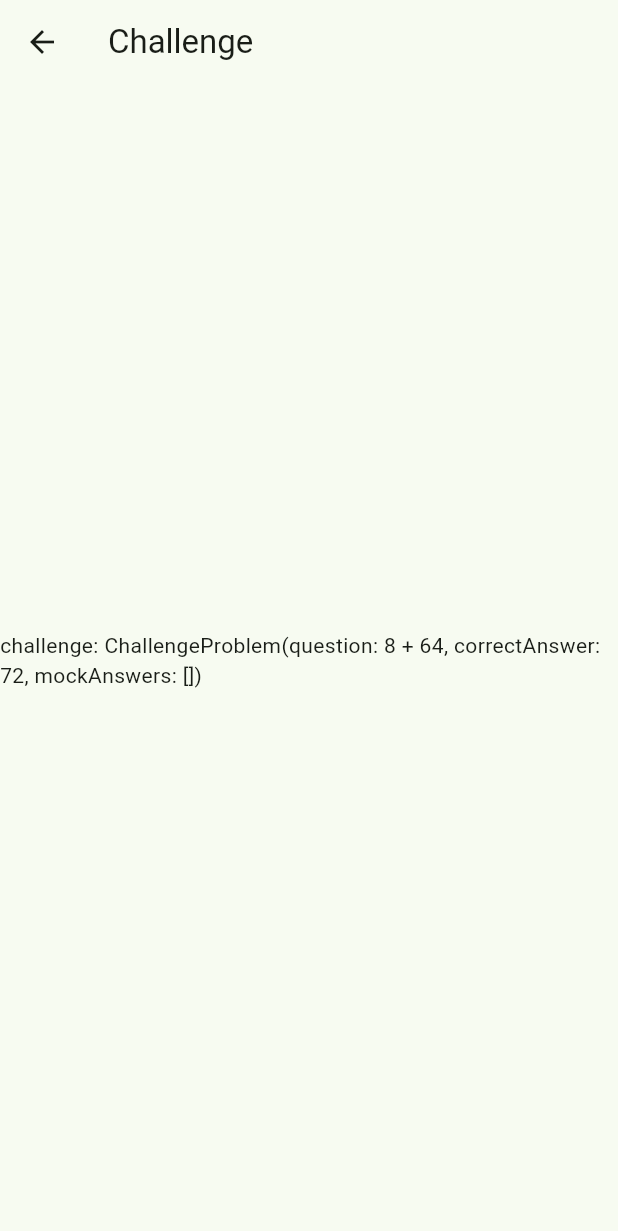
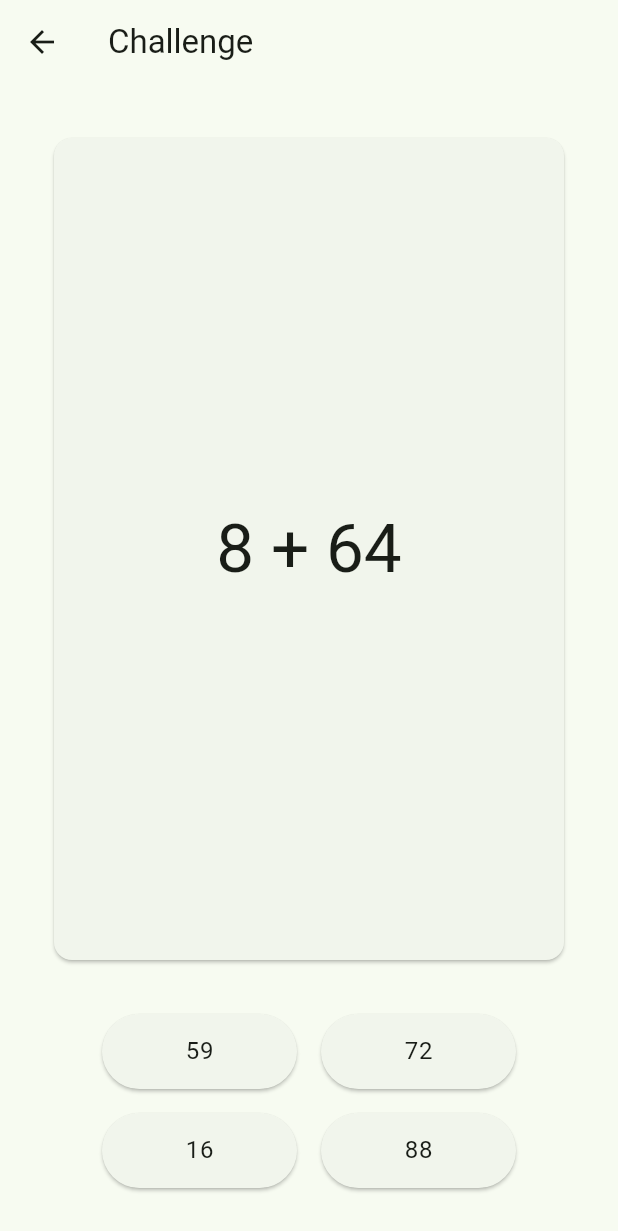
Before and after one commit to Sintexer/fastmath, a Flutter app: the ChallengeScreen screen opened by its route, on a phone screen of 412 x 824 dp. Shown: the top 1231 px of the screen. Run offline on Flutter 3.47's test engine with Material 3 defaults, Android fonts, the phone set to English and light mode, and no system bars; our stand-ins replace flutter_riverpod, freezed_annotation, go_router, riverpod_annotation; missing offline and left inert: responsive_grid_list; generated files the repository leaves out were written again.

Commit message:
feat(challenge): add challenge quiz screen

```diff
--- a/lib/challenge/providers/challenge_providers.dart
+++ b/lib/challenge/providers/challenge_providers.dart
@@ -46,4 +46,10 @@ class ChallengeState extends _$ChallengeState {
       answers: List.empty(),
     );
   }
+
+  Future<void> submitAnswer(String answer) async {
+    final currentProgress = state.value!;
+    state = AsyncData(currentProgress
+        .copyWith(answers: [...currentProgress.answers, answer]));
+  }
 }
--- /dev/null
+++ b/lib/challenge/screens/challenge_result_screen.dart
@@ -0,0 +1,20 @@
+
+
+import 'package:flutter/material.dart';
+import 'package:flutter/widgets.dart';
+import 'package:flutter_riverpod/flutter_riverpod.dart';
+
+class ChallengeResultScreen extends ConsumerWidget {
+
+  static const routeName = "/challenge/result";
+
+  const ChallengeResultScreen({super.key});
+
+  @override
+  Widget build(BuildContext context, WidgetRef ref) {
+    return Scaffold(
+      appBar: AppBar(title: Text("Hooray"),),
+      body: Center(child: Text("Challenge completed"),),
+    );
+  }
+}
--- a/lib/challenge/screens/challenge_screen.dart
+++ b/lib/challenge/screens/challenge_screen.dart
@@ -1,33 +1,132 @@
-
-
-
 import 'package:fastmath/challenge/data/challenge_models.dart';
 import 'package:fastmath/challenge/providers/challenge_providers.dart';
+import 'package:fastmath/challenge/screens/challenge_result_screen.dart';
 import 'package:flutter/material.dart';
 import 'package:flutter_riverpod/flutter_riverpod.dart';
 
 class ChallengeScreen extends ConsumerWidget {
-
   static const routeName = "/challenge/quiz";
 
   const ChallengeScreen({super.key});
 
   @override
   Widget build(BuildContext context, WidgetRef ref) {
-    // final config = ref.watch(challengeConfigStateProvider);
     final challenge = ref.watch(challengeStateProvider);
 
     return Scaffold(
-        appBar: AppBar(title: Text("Challenge")),
-        body: Center(
-          child: switch(challenge) {
-            AsyncData(:final value) => Text("challenge: ${value.problems[0]}"),
+      appBar: AppBar(title: Text("Challenge")),
+      body: Center(
+        child: SizedBox(
+          width: 700,
+          child: switch (challenge) {
+            AsyncData(value: final challengeProgress) => Builder(builder: (_) {
+                final currentIndex = challengeProgress.answers.length;
+                final hasCompleted =
+                    currentIndex >= challengeProgress.problems.length;
+                if (hasCompleted) {
+                  WidgetsBinding.instance.addPostFrameCallback((_) {
+                    Navigator.pushReplacementNamed(
+                        context, ChallengeResultScreen.routeName);
+                  });
+                  return const SizedBox.shrink();
+                }
+                final currentProblem = challengeProgress.problems[currentIndex];
+
+                return Padding(
+                  padding: const EdgeInsets.all(32.0),
+                  child: Column(
+                    children: [
+                      Expanded(
+                        child: ChallengeProblemCard(
+                            question: currentProblem.question),
+                      ),
+                      SizedBox(height: 32),
+                      ChallengeProblemAnswerOptions(
+                        problem: currentProblem,
+                        onAnswerSelected: (answer) {
+                          ref
+                              .read(challengeStateProvider.notifier)
+                              .submitAnswer(answer);
+                        },
+                      ),
+                    ],
+                  ),
+                );
+              }),
             _ => CircularProgressIndicator()
           },
         ),
-      );
-
-
-
+      ),
+    );
   }
 }
+
+class ChallengeProblemCard extends StatelessWidget {
+  final String question;
+  const ChallengeProblemCard({super.key, required this.question});
+
+  @override
+  Widget build(BuildContext context) {
+    return Card(
+      child: Center(
+        child: Text(question, style: Theme.of(context).textTheme.displayMedium,),
+      ),
+    );
+  }
+}
+
+class ChallengeProblemAnswerOptions extends StatelessWidget {
+  final ChallengeProblem problem;
+  final ValueChanged<String> onAnswerSelected;
+  const ChallengeProblemAnswerOptions(
+      {super.key, required this.problem, required this.onAnswerSelected});
+
+  @override
+  Widget build(BuildContext context) {
+    final mockAnswers = [...problem.mockAnswers].take(3);
+    if (mockAnswers.length < 3) {
+      return Center(
+        child: ChallengeAnswerButton(problem.correctAnswer,
+            onAnswerSelected: onAnswerSelected),
+      );
+    }
+    final answers = [...mockAnswers, problem.correctAnswer];
+    answers.shuffle();
+
+    return Wrap(
+      spacing: 16,
+      runSpacing: 16,
+      alignment: WrapAlignment.center,
+      runAlignment: WrapAlignment.center,
+      children: answers.map((answer) {
+        return SizedBox(
+          width: 130, // Explicit width for the button
+          height: 50, // Explicit height for the button
+          child: ChallengeAnswerButton(
+            answer,
+            onAnswerSelected: onAnswerSelected,
+          ),
+        );
+      }).toList(),
+    );
+  }
+}
+
+class ChallengeAnswerButton extends StatelessWidget {
+  final String data;
+  final ValueChanged<String> onAnswerSelected;
+  const ChallengeAnswerButton(this.data,
+      {super.key, required this.onAnswerSelected});
+
+  @override
+  Widget build(BuildContext context) {
+    return ElevatedButton(
+      onPressed: () => onAnswerSelected(data),
+      child: Center(
+        child: SizedBox(
+          child: Center(child: Text(data, style: Theme.of(context).textTheme.bodyLarge,)),
+        ),
+      ),
+    );
+  }
+}
--- a/lib/challenge/service/addition_challenge_generators.dart
+++ b/lib/challenge/service/addition_challenge_generators.dart
@@ -12,6 +12,7 @@ class AdditionProblemGenerator extends ProblemGeneratorService {
     return ChallengeProblem(
       question: "$left + $right",
       correctAnswer: "${left + right}",
+      mockAnswers: List.generate(3, (index) => (random.nextInt(100) + 10).toString(),)
     );
   }
 
--- a/lib/challenge/service/subtraction_challenge_generators.dart
+++ b/lib/challenge/service/subtraction_challenge_generators.dart
@@ -12,6 +12,7 @@ class SubtractionProblemGenerator extends ProblemGeneratorService {
     return ChallengeProblem(
       question: "$left - $right",
       correctAnswer: "${left - right}",
+      mockAnswers: List.generate(3, (index) => (random.nextInt(100) + 10).toString(),)
     );
   }
 }
```
Also changed, not shown: lib/challenge/providers/challenge_providers.g.dart.
